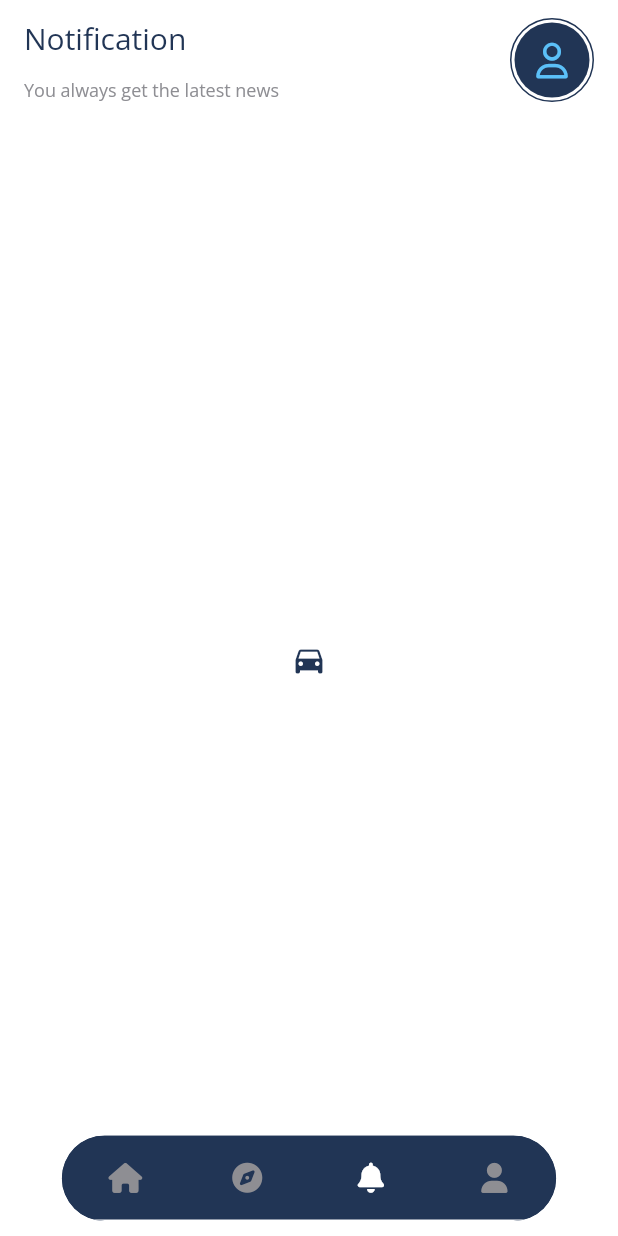
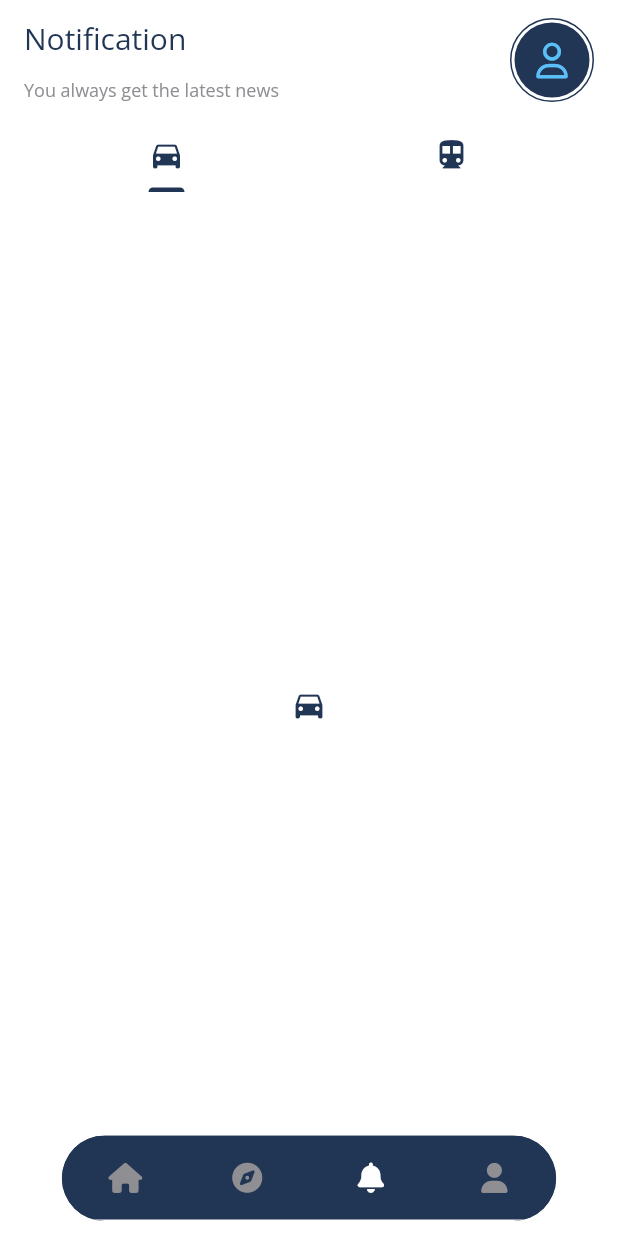
Before and after one commit to chhily/travel-go, a Flutter app: the screen it shows after launch, item 3 of the bottom bar chosen, on a phone screen of 412 x 824 dp. Run offline on Flutter 3.47's test engine with Material 2 defaults, Android fonts, the phone set to English and light mode, and no system bars; drawn by our look-alikes of cached_network_image; our stand-ins replace font_awesome_flutter, google_fonts; network calls fail.

Commit message:
add tab bar

```diff
--- a/lib/view/notification/notification_page.dart
+++ b/lib/view/notification/notification_page.dart
@@ -40,13 +40,26 @@ class NotificationPage extends StatelessWidget {
               ),
             ],
           ),
-          Expanded(
-            child: const DefaultTabController(
+          const Expanded(
+            child: DefaultTabController(
                 length: 2,
-                child: TabBarView(
+                child: Column(
                   children: [
-                    Icon(Icons.directions_car),
-                    Icon(Icons.directions_transit),
+                    VerticalSpacing.regular,
+                    TabBar(
+                      tabs: [
+                        Tab(icon: Icon(Icons.directions_car)),
+                        Tab(icon: Icon(Icons.directions_transit)),
+                      ],
+                    ),
+                    Expanded(
+                      child: TabBarView(
+                        children: [
+                          Icon(Icons.directions_car),
+                          Icon(Icons.directions_transit),
+                        ],
+                      ),
+                    ),
                   ],
                 )),
           )
```
